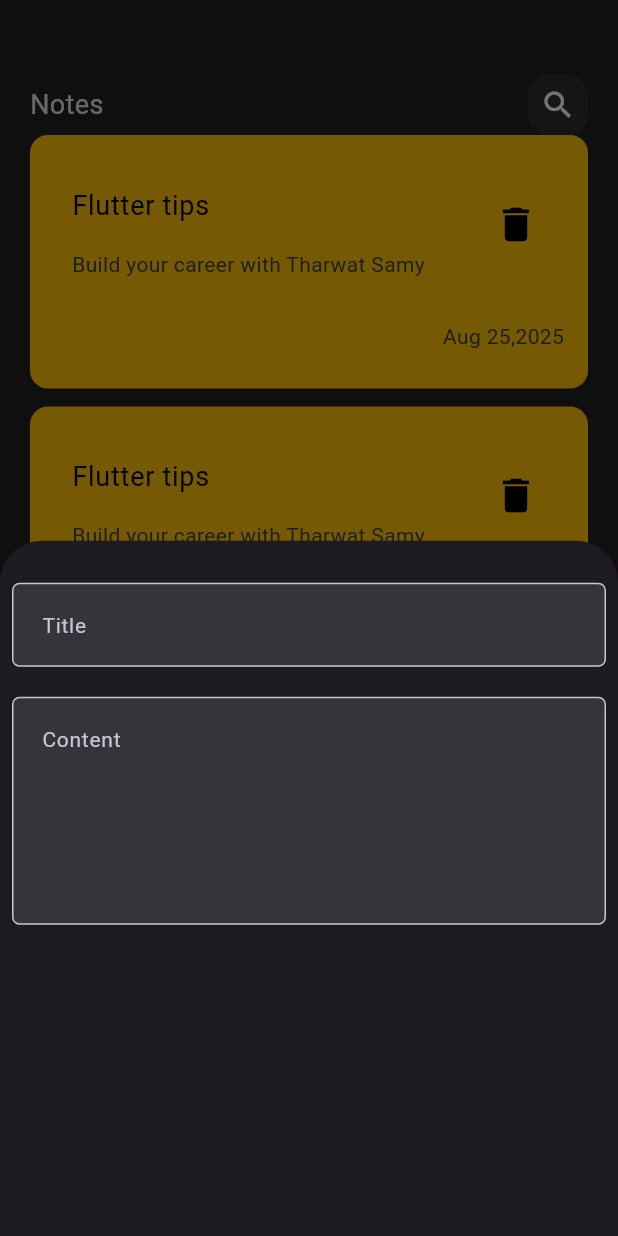
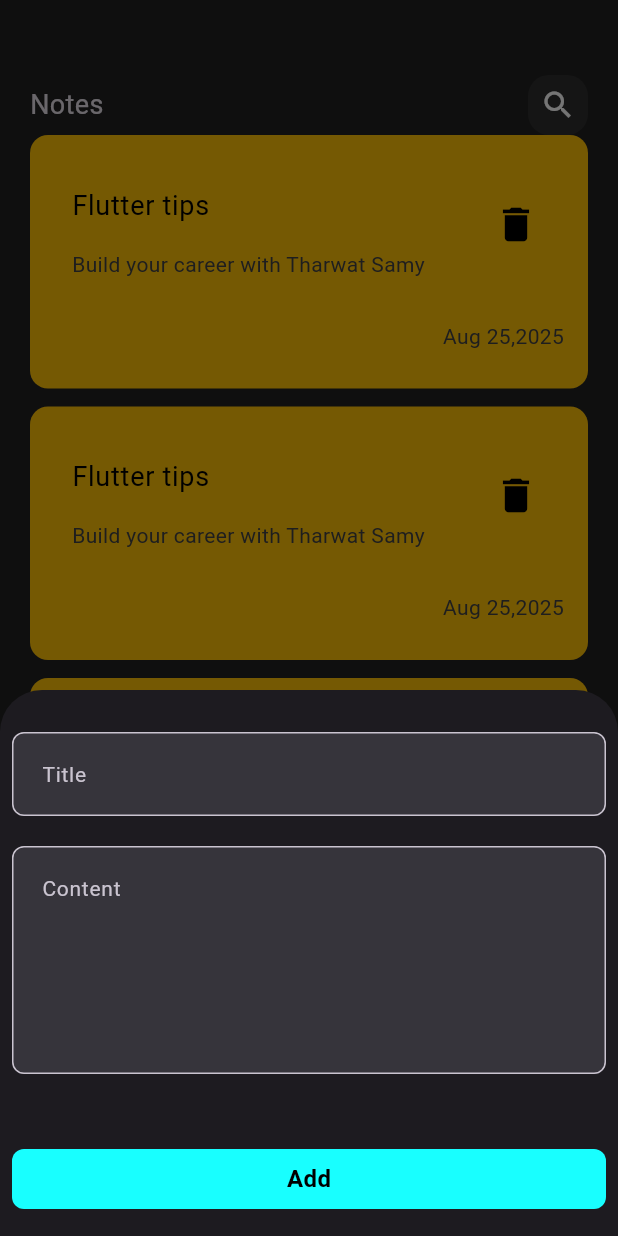
Before and after one commit to Tamerrmansourr/NotesApp, a Flutter app: the screen it shows after launch, after a tap on the "add" icon, on a phone screen of 412 x 824 dp. Run offline on Flutter 3.47's test engine with Material 3 defaults, Android fonts, the phone set to English and light mode, and no system bars.

Commit message:
create note bottom sheet and edit modal bottom sheet

```diff
--- a/lib/views/notes_view.dart
+++ b/lib/views/notes_view.dart
@@ -1,6 +1,6 @@
 import 'package:flutter/material.dart';
+import 'package:notes_app/widgets/add_note_bottom_sheet.dart';
 import 'package:notes_app/widgets/notes_view_body.dart';
-import 'package:notes_app/widgets/custom_show_moadl_sheet.dart';
 
 class NotesView extends StatelessWidget {
   const NotesView({super.key});
@@ -13,7 +13,9 @@ class NotesView extends StatelessWidget {
         foregroundColor: Colors.black,
         shape: CircleBorder(),
         onPressed: () {
-          showModalSheet(context);
+          showModalBottomSheet(context: context, builder: (context){
+            return AddNoteBottomSheet();
+          });
         },
         child: Icon(Icons.add),
       ),
--- /dev/null
+++ b/lib/widgets/add_note_bottom_sheet.dart
@@ -0,0 +1,27 @@
+import 'package:flutter/material.dart';
+import 'package:notes_app/widgets/custom_button.dart';
+import 'package:notes_app/widgets/custom_text_form_field.dart';
+
+class AddNoteBottomSheet extends StatelessWidget {
+  const AddNoteBottomSheet({super.key});
+
+  @override
+  Widget build(BuildContext context) {
+    return Padding(
+      padding: const EdgeInsets.all(8.0),
+      child: SingleChildScrollView(
+        child: Column(
+          children: [
+            SizedBox(height: 20),
+            CustomTextFormField(hintText: 'Title'),
+            SizedBox(height: 20),
+            CustomTextFormField(hintText: 'Content',maxLines: 5,),
+            SizedBox(height: 50),
+            CustomButton(text: 'Add'),
+            SizedBox(height: 10),
+          ],
+        ),
+      ),
+    );
+  }
+}
--- /dev/null
+++ b/lib/widgets/custom_button.dart
@@ -0,0 +1,27 @@
+import 'package:flutter/material.dart';
+
+class CustomButton extends StatelessWidget {
+  CustomButton({super.key, required this.text, this.onTap});
+  String text;
+  VoidCallback? onTap;
+  @override
+  Widget build(BuildContext context) {
+    return GestureDetector(
+      onTap: onTap,
+      child: Container(
+        height: 40,
+        width: MediaQuery.of(context).size.width,
+        decoration: BoxDecoration(
+          color: Colors.cyanAccent,
+          borderRadius: BorderRadius.circular(8),
+        ),
+        child: Center(
+          child: Text(
+            text,
+            style: TextStyle(color: Colors.black, fontSize: 16,fontWeight: FontWeight.bold),
+          ),
+        ),
+      ),
+    );
+  }
+}
--- a/lib/widgets/custom_show_moadl_sheet.dart
+++ /dev/null
@@ -1,35 +0,0 @@
-import 'package:flutter/material.dart';
-import 'package:notes_app/widgets/custom_text_form_field.dart';
-
-void showModalSheet(BuildContext context) {
-  showModalBottomSheet(
-    context: context,
-    builder: (builder) {
-      return Container(
-        height: 500,
-        color: Colors.transparent, //could change this to Color(0xFF737373),
-        //so you don't have to change MaterialApp canvasColor
-        child: Container(
-          decoration: BoxDecoration(
-            // color: Colors.white,
-            borderRadius: BorderRadius.only(
-              topLeft: const Radius.circular(20),
-              topRight: const Radius.circular(20),
-            ),
-          ),
-          child: Padding(
-            padding: const EdgeInsets.all(8.0),
-            child: Column(
-              children: [
-                SizedBox(height: 20,),
-                CustomTextFormField(hintText: 'Title',),
-                SizedBox(height: 20,),
-                CustomTextFormField(hintText: 'Content',maxLines: 5,),
-              ],
-            ),
-          ),
-        ),
-      );
-    },
-  );
-}
--- a/lib/widgets/custom_text_form_field.dart
+++ b/lib/widgets/custom_text_form_field.dart
@@ -36,7 +36,7 @@ class CustomTextFormField extends StatelessWidget {
         border: OutlineInputBorder(
           borderSide: BorderSide(style: BorderStyle.none, color: Colors.white),
 
-          borderRadius: BorderRadius.circular(5),
+          borderRadius: BorderRadius.circular(8),
         ),
         prefixIcon: icon,
         focusedBorder: OutlineInputBorder(
```
